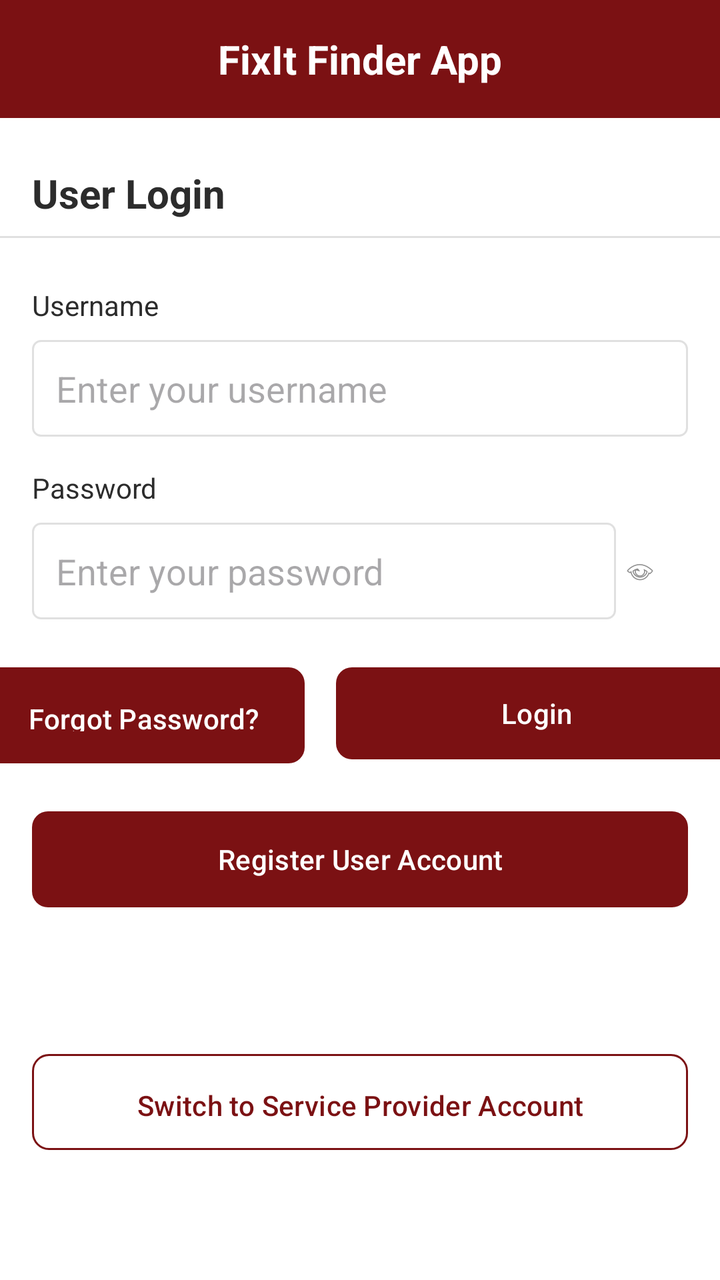
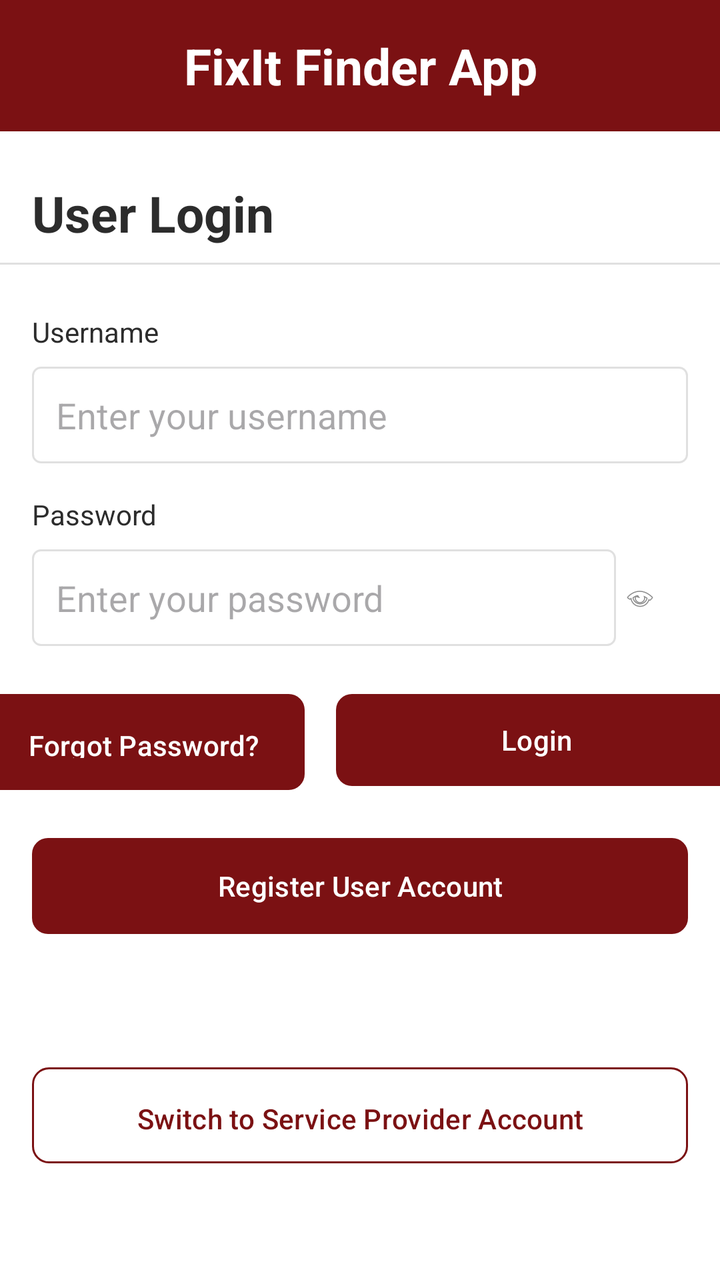

Before-and-after screenshots of an Android layout around one commit, followed by the original layout XML and the change that was made.
<!-- AndroidManifest.xml: application theme Theme.FixItFinderApp -->
<!-- res/layout/activity_login.xml -->
<?xml version="1.0" encoding="utf-8"?>
<androidx.constraintlayout.widget.ConstraintLayout
    xmlns:android="http://schemas.android.com/apk/res/android"
    xmlns:app="http://schemas.android.com/apk/res-auto"
    android:layout_width="match_parent"
    android:layout_height="match_parent"
    android:background="@android:color/white">

    
    <TextView
        android:id="@+id/tvAppTitle"
        android:layout_width="match_parent"
        android:layout_height="wrap_content"
        android:text="FixIt Finder App"
        android:textSize="20sp"
        android:textStyle="bold"
        android:textColor="@color/color_background"
        android:background="@color/color_primary"
        android:padding="16dp"
        android:gravity="center"
        app:layout_constraintTop_toTopOf="parent"
        app:layout_constraintStart_toStartOf="parent"
        app:layout_constraintEnd_toEndOf="parent" />

    
    <TextView
        android:id="@+id/tvPageTitle"
        android:layout_width="wrap_content"
        android:layout_height="wrap_content"
        android:text="User Login"
        android:textSize="20sp"
        android:textStyle="bold"
        android:textColor="@color/color_text_dark"
        android:layout_marginTop="24dp"
        android:layout_marginStart="16dp"
        app:layout_constraintTop_toBottomOf="@+id/tvAppTitle"
        app:layout_constraintStart_toStartOf="parent" />

    
    <View
        android:id="@+id/viewTitleDivider"
        android:layout_width="0dp"
        android:layout_height="1dp"
        android:background="#E0E0E0"
        android:layout_marginTop="8dp"
        app:layout_constraintTop_toBottomOf="@id/tvPageTitle"
        app:layout_constraintStart_toStartOf="parent"
        app:layout_constraintEnd_toEndOf="parent" />

    
    <TextView
        android:id="@+id/tvUsernameLabel"
        android:layout_width="wrap_content"
        android:layout_height="wrap_content"
        android:text="Username"
        android:textSize="14sp"
        android:textColor="@color/color_text_dark"
        android:layout_marginTop="24dp"
        android:layout_marginStart="16dp"
        app:layout_constraintTop_toBottomOf="@+id/viewTitleDivider"
        app:layout_constraintStart_toStartOf="parent" />

    <EditText
        android:id="@+id/edtEmail"
        android:layout_width="0dp"
        android:layout_height="wrap_content"
        android:hint="Enter your username"
        android:inputType="text"
        android:padding="12dp"
        android:background="@drawable/edittext_background"
        android:layout_marginTop="8dp"
        android:layout_marginStart="16dp"
        android:layout_marginEnd="16dp"
        app:layout_constraintTop_toBottomOf="@+id/tvUsernameLabel"
        app:layout_constraintStart_toStartOf="parent"
        app:layout_constraintEnd_toEndOf="parent" />

    
    <TextView
        android:id="@+id/tvPasswordLabel"
        android:layout_width="wrap_content"
        android:layout_height="wrap_content"
        android:text="Password"
        android:textSize="14sp"
        android:textColor="@color/color_text_dark"
        android:layout_marginTop="16dp"
        android:layout_marginStart="16dp"
        app:layout_constraintTop_toBottomOf="@+id/edtEmail"
        app:layout_constraintStart_toStartOf="parent" />

    <androidx.constraintlayout.widget.ConstraintLayout
        android:id="@+id/passwordContainer"
        android:layout_width="0dp"
        android:layout_height="wrap_content"
        android:layout_marginTop="8dp"
        android:layout_marginStart="16dp"
        android:layout_marginEnd="16dp"
        app:layout_constraintTop_toBottomOf="@+id/tvPasswordLabel"
        app:layout_constraintStart_toStartOf="parent"
        app:layout_constraintEnd_toEndOf="parent">

        <EditText
            android:id="@+id/edtPassword"
            android:layout_width="0dp"
            android:layout_height="wrap_content"
            android:hint="Enter your password"
            android:inputType="textPassword"
            android:padding="12dp"
            android:paddingEnd="48dp"
            android:background="@drawable/edittext_background"
            app:layout_constraintTop_toTopOf="parent"
            app:layout_constraintStart_toStartOf="parent"
            app:layout_constraintEnd_toStartOf="@+id/btnPasswordToggle"
            app:layout_constraintBottom_toBottomOf="parent" />

        <ImageView
            android:id="@+id/btnPasswordToggle"
            android:layout_width="24dp"
            android:layout_height="24dp"
            android:src="@android:drawable/ic_menu_view"
            android:padding="4dp"
            android:contentDescription="Show/Hide Password"
            android:layout_marginEnd="12dp"
            app:layout_constraintTop_toTopOf="parent"
            app:layout_constraintEnd_toEndOf="parent"
            app:layout_constraintBottom_toBottomOf="parent" />
    </androidx.constraintlayout.widget.ConstraintLayout>

    
    <Button
        android:id="@+id/btnForgotPassword"
        android:layout_width="161dp"
        android:layout_height="48dp"
        android:layout_marginStart="16dp"
        android:layout_marginTop="24dp"
        android:layout_marginEnd="8dp"
        android:background="@drawable/button_outline_primary"
        android:padding="12dp"
        android:text="Forgot Password?"
        android:textColor="@color/color_background"
        app:layout_constraintEnd_toStartOf="@+id/btnLogin"
        app:layout_constraintStart_toStartOf="parent"
        app:layout_constraintTop_toBottomOf="@+id/passwordContainer"
        app:layout_constraintWidth_percent="0.48" />

    <Button
        android:id="@+id/btnLogin"
        android:layout_width="201dp"
        android:layout_height="46dp"
        android:layout_marginStart="8dp"
        android:layout_marginEnd="16dp"
        android:background="@drawable/button_rounded_primary"
        android:text="Login"
        android:textColor="@color/color_background"
        app:layout_constraintEnd_toEndOf="parent"
        app:layout_constraintStart_toEndOf="@+id/btnForgotPassword"
        app:layout_constraintTop_toTopOf="@+id/btnForgotPassword"
        app:layout_constraintWidth_percent="0.48" />

    
    <Button
        android:id="@+id/btnRegister"
        android:layout_width="0dp"
        android:layout_height="48dp"
        android:text="Register User Account"
        android:textColor="@color/color_background"
        android:background="@drawable/button_rounded_primary"
        android:layout_marginTop="24dp"
        android:layout_marginStart="16dp"
        android:layout_marginEnd="16dp"
        app:layout_constraintTop_toBottomOf="@+id/btnForgotPassword"
        app:layout_constraintStart_toStartOf="parent"
        app:layout_constraintEnd_toEndOf="parent" />

    
    <Button
        android:id="@+id/btnSwitchToProvider"
        android:layout_width="0dp"
        android:layout_height="48dp"
        android:text="Switch to Service Provider Account"
        android:textColor="@color/color_primary"
        android:background="@drawable/button_outline_red"
        android:padding="12dp"
        android:layout_marginTop="32dp"
        android:layout_marginStart="16dp"
        android:layout_marginEnd="16dp"
        android:layout_marginBottom="24dp"
        app:layout_constraintTop_toBottomOf="@+id/btnRegister"
        app:layout_constraintStart_toStartOf="parent"
        app:layout_constraintEnd_toEndOf="parent"
        app:layout_constraintBottom_toBottomOf="parent" />

</androidx.constraintlayout.widget.ConstraintLayout>
<!-- resources referenced by this layout -->
<resources>
  <color name="color_background">#FFFFFF</color>
  <color name="color_primary">#7B1113</color>
  <color name="color_text_dark">#2C2C2C</color>
  <!-- drawable button_outline_primary (drawable) -->
  <?xml version="1.0" encoding="utf-8"?>
  <shape xmlns:android="http://schemas.android.com/apk/res/android"
      android:shape="rectangle">
  
      <solid android:color="@color/color_primary" />
  
      
      <corners
          android:radius="8dp" />
  
      <padding
          android:left="16dp"
          android:top="8dp"
          android:right="16dp"
          android:bottom="8dp" />
  
  </shape>
  <!-- drawable button_outline_red (drawable) -->
  <?xml version="1.0" encoding="utf-8"?>
  <shape xmlns:android="http://schemas.android.com/apk/res/android"
      android:shape="rectangle">
      <solid android:color="@android:color/transparent" />
      <stroke
          android:width="1dp"
          android:color="@color/color_primary" />
      <corners android:radius="8dp" />
      <padding
          android:left="16dp"
          android:top="8dp"
          android:right="16dp"
          android:bottom="8dp" />
  </shape>
  <!-- drawable button_rounded_primary (drawable) -->
  <?xml version="1.0" encoding="utf-8"?>
  <shape xmlns:android="http://schemas.android.com/apk/res/android"
      android:shape="rectangle">
  
      <solid android:color="@color/color_primary" />
  
      
      <corners
          android:radius="8dp" />
  
      <padding
          android:left="16dp"
          android:top="8dp"
          android:right="16dp"
          android:bottom="8dp" />
  
  </shape>
  <!-- drawable edittext_background (drawable) -->
  <?xml version="1.0" encoding="utf-8"?>
  <shape xmlns:android="http://schemas.android.com/apk/res/android"
      android:shape="rectangle">
      <solid android:color="@android:color/white" />
      <stroke
          android:width="1dp"
          android:color="#E0E0E0" />
      <corners android:radius="4dp" />
  </shape>
  <style name="Theme.FixItFinderApp" parent="Base.Theme.FixItFinderApp" />
  <style name="Base.Theme.FixItFinderApp" parent="Theme.Material3.DayNight.NoActionBar">
          <item name="colorPrimary">@color/color_primary</item>
          <item name="colorSecondary">@color/color_secondary</item>
          <item name="colorSurface">@color/color_background</item>
          <item name="colorOnSurface">@color/color_text_dark</item>
          <item name="colorPrimaryContainer">@color/color_primary</item>
          <item name="colorOnPrimary">@color/color_background</item>
      </style>
  <color name="color_secondary">#825037</color>
</resources>

<!-- the commit's change to res/layout/activity_login.xml (unified diff, before → after) -->
@@ -12,7 +12,7 @@
         android:layout_width="match_parent"
         android:layout_height="wrap_content"
         android:text="FixIt Finder App"
-        android:textSize="20sp"
+        android:textSize="25sp"
         android:textStyle="bold"
         android:textColor="@color/color_background"
         android:background="@color/color_primary"
@@ -28,7 +28,7 @@
         android:layout_width="wrap_content"
         android:layout_height="wrap_content"
         android:text="User Login"
-        android:textSize="20sp"
+        android:textSize="25sp"
         android:textStyle="bold"
         android:textColor="@color/color_text_dark"
         android:layout_marginTop="24dp"
